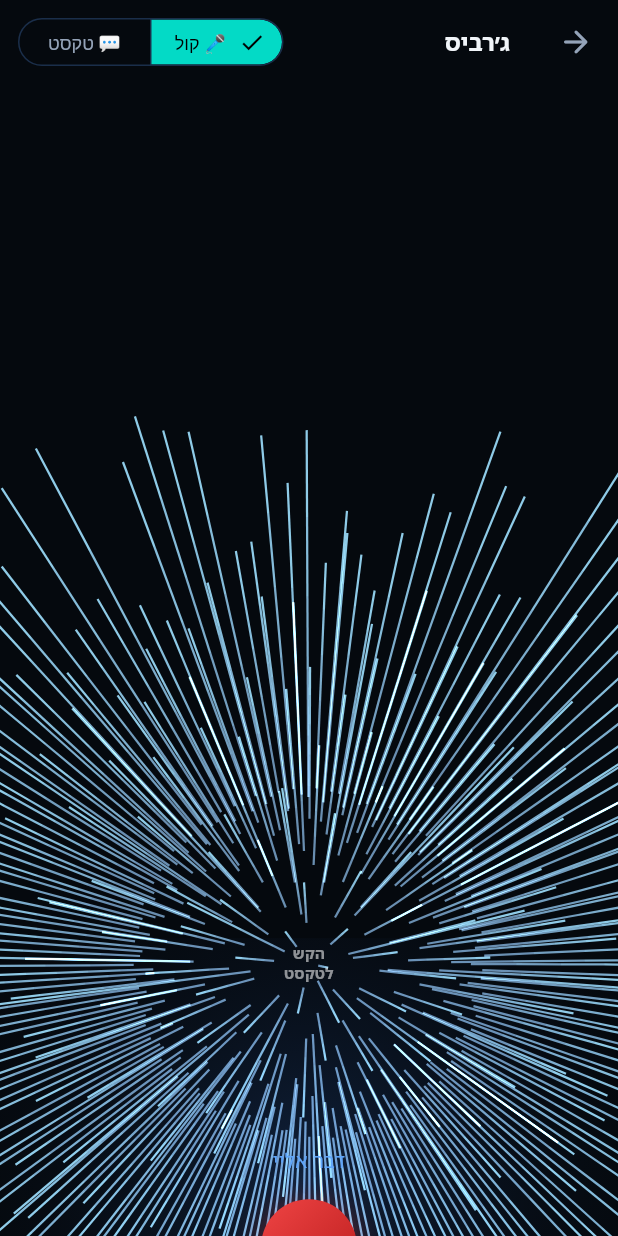
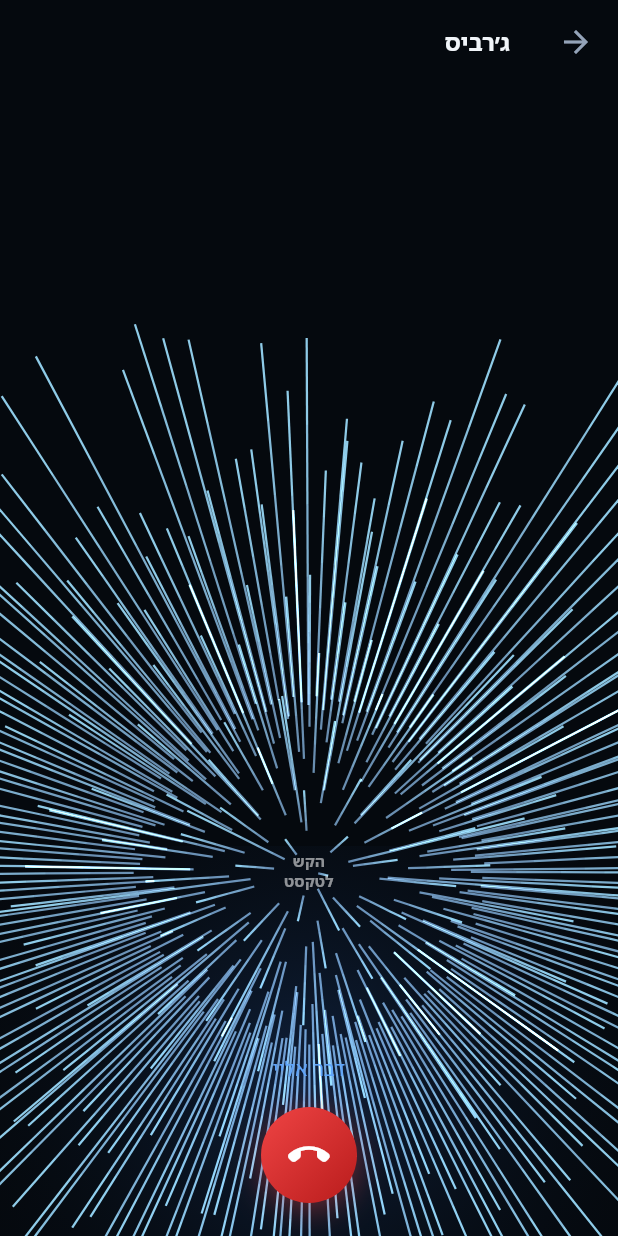
Before and after one commit to NadavZ-sketch/jarvis-server-nadav, a Flutter app: the ChatScreen screen opened directly, on a phone screen of 412 x 824 dp. Run offline on Flutter 3.47's test engine with Material 3 defaults, Android fonts, the phone set to English and light mode, and no system bars; our stand-ins replace audioplayers, file_picker, firebase_core, firebase_messaging, fl_chart, flutter_local_notifications and 7 more; accounts and stored records are empty; network calls fail; Roboto replaces fonts that are missing (Heebo); project files that could hold a hidden picture were left out.

Commit message:
feat(chat-screen): animation, orb-tap + FAB wiring, AppBar cleanup, pendingCommand flow

```diff
--- a/jarvis_mobile/lib/screens/chat/chat_screen.dart
+++ b/jarvis_mobile/lib/screens/chat/chat_screen.dart
@@ -78,17 +78,19 @@ class _ChatScreenState extends State<ChatScreen>
   final List<ChatMessage> _messages = [];
   ChatMode _mode = ChatMode.voice;
   final GlobalKey<VoicePanelState> _voicePanelKey = GlobalKey();
+  late final AnimationController _modeCtrl;
 
   // Session management
   String _chatId = '';
   AppSettings _settings = AppSettings();
 
-  static const _voiceKey = ValueKey('voice');
-  static const _textKey  = ValueKey('text');
-
   @override
   void initState() {
     super.initState();
+    _modeCtrl = AnimationController(
+      vsync: this,
+      duration: const Duration(milliseconds: 300),
+    );
     _settings = widget.initialSettings ?? AppSettings();
     if (widget.initialMessages != null) {
       _messages.addAll(widget.initialMessages!.map(ChatMessage.fromLegacy));
@@ -97,6 +99,28 @@ class _ChatScreenState extends State<ChatScreen>
     if (widget.onRegisterArchive != null) {
       widget.onRegisterArchive!(_archiveSessionToHistory);
     }
+  }
+
+  @override
+  void didUpdateWidget(covariant ChatScreen oldWidget) {
+    super.didUpdateWidget(oldWidget);
+    if (widget.initialSettings != null &&
+        widget.initialSettings != oldWidget.initialSettings) {
+      setState(() => _settings = widget.initialSettings!);
+    }
+    if (widget.pendingCommand != null &&
+        widget.pendingCommand != oldWidget.pendingCommand) {
+      if (_mode != ChatMode.text) _switchMode(ChatMode.text);
+      WidgetsBinding.instance.addPostFrameCallback((_) {
+        if (mounted) widget.onCommandConsumed?.call();
+      });
+    }
+  }
+
+  @override
+  void dispose() {
+    _modeCtrl.dispose();
+    super.dispose();
   }
 
   void _addMessage(ChatMessage msg) {
@@ -218,14 +242,18 @@ class _ChatScreenState extends State<ChatScreen>
 
   void _switchMode(ChatMode mode) {
     if (mode == _mode) return;
+    HapticFeedback.mediumImpact();
     if (_mode == ChatMode.voice) {
       _voicePanelKey.currentState?.stopVoice();
     }
     setState(() => _mode = mode);
     if (mode == ChatMode.voice) {
+      _modeCtrl.reverse();
       WidgetsBinding.instance.addPostFrameCallback((_) {
         _voicePanelKey.currentState?.resumeVoice();
       });
+    } else {
+      _modeCtrl.forward();
     }
   }
 
@@ -245,40 +273,23 @@ class _ChatScreenState extends State<ChatScreen>
             fontFamily: 'Heebo',
           ),
         ),
-        leading: IconButton(
-          icon: Icon(Icons.arrow_back_rounded, color: JC.textSecondary),
-          onPressed: () => Navigator.of(context)
-              .pop(_messages.map((m) => {'sender': m.sender, 'text': m.text}).toList()),
-        ),
-        actions: [
-          Padding(
-            padding: const EdgeInsetsDirectional.only(end: 12),
-            child: SegmentedButton<ChatMode>(
-              segments: const [
-                ButtonSegment(value: ChatMode.voice, label: Text('🎤 קול')),
-                ButtonSegment(value: ChatMode.text,  label: Text('💬 טקסט')),
-              ],
-              selected: {_mode},
-              onSelectionChanged: (s) => _switchMode(s.first),
-              style: ButtonStyle(
-                textStyle: WidgetStateProperty.all(const TextStyle(
-                  fontFamily: 'Heebo', fontSize: 12,
-                )),
-                visualDensity: VisualDensity.compact,
-              ),
-            ),
-          ),
-        ],
+        leading: widget.onOpenDrawer != null
+            ? IconButton(
+                icon: Icon(Icons.menu_rounded, color: JC.textSecondary),
+                onPressed: widget.onOpenDrawer,
+              )
+            : null,
+        automaticallyImplyLeading: widget.onOpenDrawer == null,
       ),
       body: AnimatedSwitcher(
         duration: const Duration(milliseconds: 300),
         switchInCurve: Curves.easeInOut,
         switchOutCurve: Curves.easeInOut,
         transitionBuilder: (child, animation) {
-          final isIncoming = child.key == (_mode == ChatMode.voice ? _voiceKey : _textKey);
-          final offset = isIncoming
-              ? Tween(begin: const Offset(0, 0.08), end: Offset.zero).animate(animation)
-              : Tween(begin: Offset.zero, end: const Offset(0, 0.08)).animate(animation);
+          final offset = Tween(
+            begin: const Offset(0, 0.08),
+            end: Offset.zero,
+          ).animate(animation);
           return FadeTransition(
             opacity: animation,
             child: SlideTransition(position: offset, child: child),
@@ -298,6 +309,7 @@ class _ChatScreenState extends State<ChatScreen>
       settings: _settings,
       messages: _messages,
       onNewMessage: _addMessage,
+      onOrbTap: () => _switchMode(ChatMode.text),
     );
   }
 
@@ -308,6 +320,9 @@ class _ChatScreenState extends State<ChatScreen>
       settings: _settings,
       chatId: _chatId,
       onNewMessage: _addMessage,
+      onSwitchToVoice: () => _switchMode(ChatMode.voice),
+      onNavigate: widget.onNavigate,
+      pendingCommand: widget.pendingCommand,
     );
   }
 }
```
